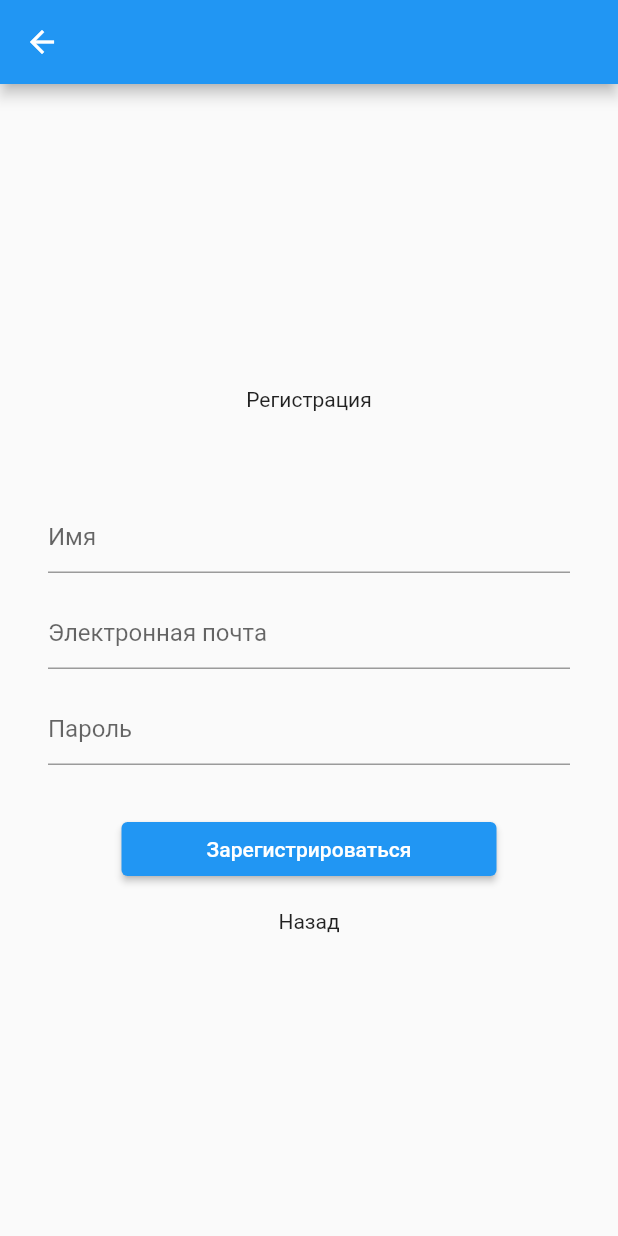
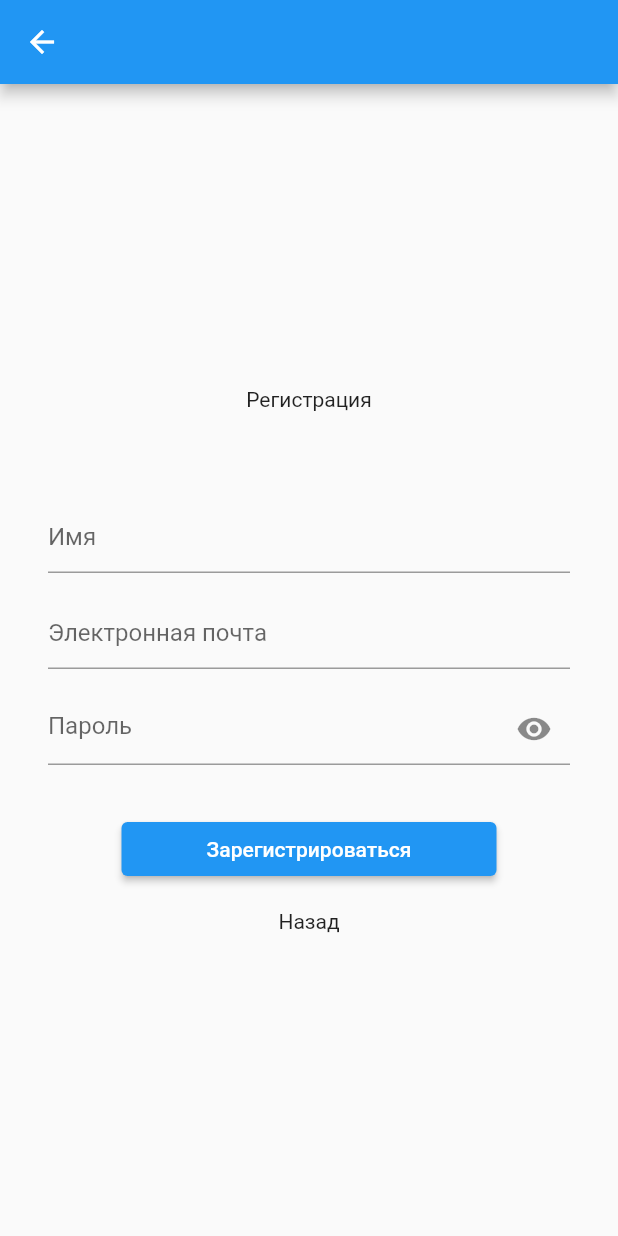
Before and after one commit to I4PUK/firebase_costs, a Flutter app: the RegistrationScreen screen opened by its route, on a phone screen of 412 x 824 dp. Run offline on Flutter 3.47's test engine with Material 2 defaults, Android fonts, the phone set to English and light mode, and no system bars; our stand-ins replace auto_route, cloud_firestore, firebase_auth, firebase_core, flutter_bloc; accounts and stored records are empty.

Commit message:
Отображение или скрытие пароля

```diff
--- a/lib/core/auth_validator.dart
+++ b/lib/core/validators/auth_validator.dart
@@ -1,5 +1,5 @@
-import 'package:firebase_costs/core/reg_exp_constants.dart';
-import 'package:firebase_costs/core/reg_exp_validator.dart';
+import 'package:firebase_costs/core/constants/reg_exp_constants.dart';
+import 'package:firebase_costs/core/validators/reg_exp_validator.dart';
 
 class AuthValidator {
   static Map<String, String> validateAuthScreen({
--- /dev/null
+++ b/lib/core_ui/widgets/app_password_field.dart
@@ -0,0 +1,85 @@
+import 'package:flutter/material.dart';
+import 'package:flutter/services.dart';
+
+class AppPasswordField extends StatefulWidget {
+  final TextEditingController controller;
+
+  final bool? isEnabled;
+  final String? hintText;
+  final String? infoText;
+  final String? errorText;
+  final Widget? suffixIcon;
+  final Color? additionalColor;
+  final TextInputType? keyboardType;
+  final void Function(String)? onChange;
+  final List<TextInputFormatter>? inputFormatters;
+
+  const AppPasswordField({
+    required this.controller,
+    this.hintText,
+    this.onChange,
+    this.infoText,
+    this.isEnabled,
+    this.suffixIcon,
+    this.errorText,
+    this.keyboardType,
+    this.additionalColor,
+    this.inputFormatters,
+    Key? key,
+  }) : super(key: key);
+
+  @override
+  State<AppPasswordField> createState() => _AppPasswordFieldState();
+}
+
+class _AppPasswordFieldState extends State<AppPasswordField> {
+  bool _isShowPassword = true;
+
+  void _showPasswordListener() {
+    setState(() {
+      _isShowPassword = !_isShowPassword;
+    });
+  }
+
+  @override
+  Widget build(BuildContext context) {
+    return Column(
+      crossAxisAlignment: CrossAxisAlignment.start,
+      children: <Widget>[
+        if (widget.infoText != null) ...<Widget>{
+          Text(
+            widget.infoText!,
+          ),
+          const SizedBox(height: 8.0),
+        },
+        TextFormField(
+          obscureText: _isShowPassword,
+          inputFormatters: widget.inputFormatters,
+          keyboardType: widget.keyboardType ?? TextInputType.text,
+          onChanged: widget.onChange,
+          enabled: widget.isEnabled,
+          controller: widget.controller,
+          decoration: InputDecoration(
+            hintText: widget.hintText,
+            errorText: widget.errorText,
+          ).applyDefaults(Theme.of(context).inputDecorationTheme).copyWith(
+                hintText: widget.hintText,
+                suffixIcon: _isShowPassword
+                    ? IconButton(
+                        onPressed: _showPasswordListener,
+                        icon: const Icon(Icons.visibility),
+                        splashColor: Colors.transparent,
+                        highlightColor: Colors.transparent,
+                      )
+                    : IconButton(
+                        onPressed: _showPasswordListener,
+                        icon: const Icon(Icons.visibility_off),
+                        splashColor: Colors.transparent,
+                        highlightColor: Colors.transparent,
+                      ),
+              ),
+        ),
+      ],
+    );
+  }
+}
--- a/lib/features/auth/login/auth_screen.dart
+++ b/lib/features/auth/login/auth_screen.dart
@@ -1,3 +1,4 @@
+import 'package:firebase_costs/core_ui/widgets/app_password_field.dart';
 import 'package:firebase_costs/features/auth/login/bloc/auth_bloc.dart';
 import 'package:firebase_costs/main.dart';
 import 'package:firebase_costs/repositories/auth/auth_repository.dart';
@@ -57,12 +58,10 @@ class _AuthScreenState extends State<AuthScreen> {
                       ),
                     ),
                     const SizedBox(height: 16.0),
-                    TextField(
+                    AppPasswordField(
                       controller: passwordTextFieldController,
-                      decoration: InputDecoration(
-                        hintText: 'Пароль',
-                        errorText: state.validationErrors['password'],
-                      ),
+                      hintText: 'Пароль',
+                      errorText: state.validationErrors['password'],
                     ),
                     const SizedBox(height: 32.0),
                     SizedBox(
--- a/lib/features/auth/login/bloc/auth_bloc.dart
+++ b/lib/features/auth/login/bloc/auth_bloc.dart
@@ -1,4 +1,4 @@
-import 'package:firebase_costs/core/auth_validator.dart';
+import 'package:firebase_costs/core/validators/auth_validator.dart';
 import 'package:firebase_costs/main.dart';
 import 'package:firebase_costs/models/user_model.dart';
 import 'package:firebase_costs/navigation/app_router.dart';
--- a/lib/features/auth/registration/bloc/registration_bloc.dart
+++ b/lib/features/auth/registration/bloc/registration_bloc.dart
@@ -1,4 +1,4 @@
-import 'package:firebase_costs/core/auth_validator.dart';
+import 'package:firebase_costs/core/validators/auth_validator.dart';
 import 'package:firebase_costs/main.dart';
 import 'package:firebase_costs/models/user_model.dart';
 import 'package:firebase_costs/navigation/app_router.dart';
--- a/lib/features/auth/registration/registration_screen.dart
+++ b/lib/features/auth/registration/registration_screen.dart
@@ -1,3 +1,4 @@
+import 'package:firebase_costs/core_ui/widgets/app_password_field.dart';
 import 'package:firebase_costs/features/auth/registration/bloc/registration_bloc.dart';
 import 'package:firebase_costs/main.dart';
 import 'package:firebase_costs/repositories/auth/auth_repository.dart';
@@ -66,12 +67,10 @@ class _RegistrationScreenState extends State<RegistrationScreen> {
                       ),
                     ),
                     const SizedBox(height: 16.0),
-                    TextField(
+                    AppPasswordField(
                       controller: passwordTextFieldController,
-                      decoration: InputDecoration(
-                        hintText: 'Пароль',
-                        errorText: state.validationErrors['password'],
-                      ),
+                      hintText: 'Пароль',
+                      errorText: state.validationErrors['password'],
                     ),
                     const SizedBox(height: 32.0),
                     SizedBox(
```
Also changed, not shown: lib/core/constants/reg_exp_constants.dart (renamed from lib/core/reg_exp_constants.dart), lib/core/validators/reg_exp_validator.dart (renamed from lib/core/reg_exp_validator.dart).
